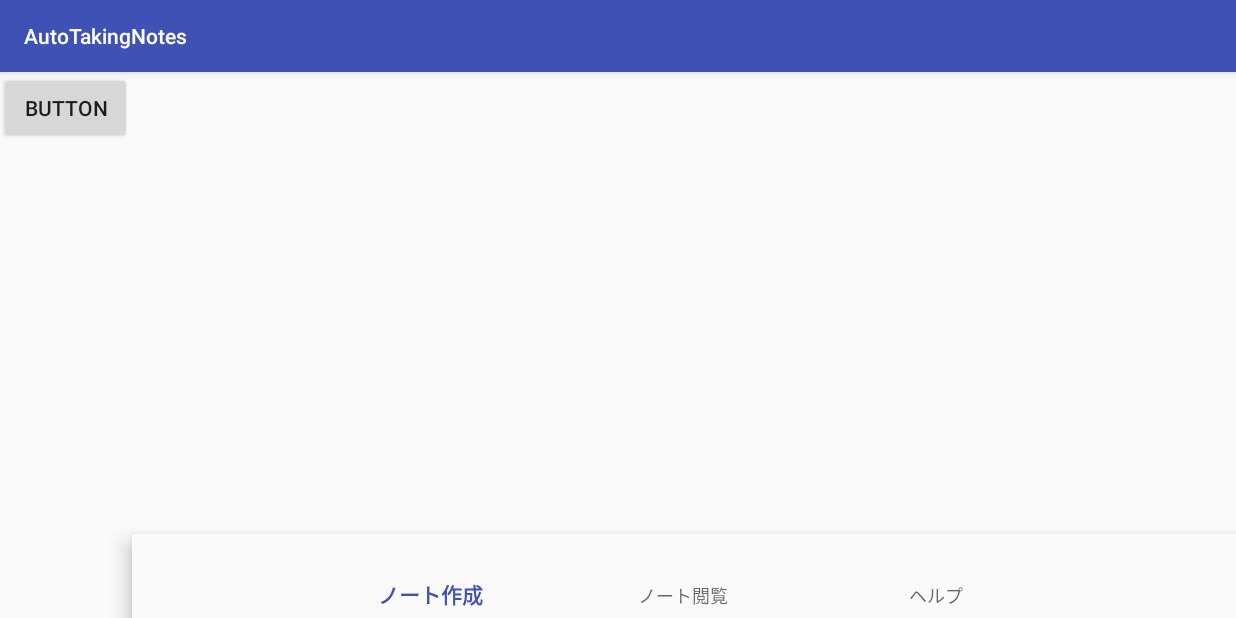
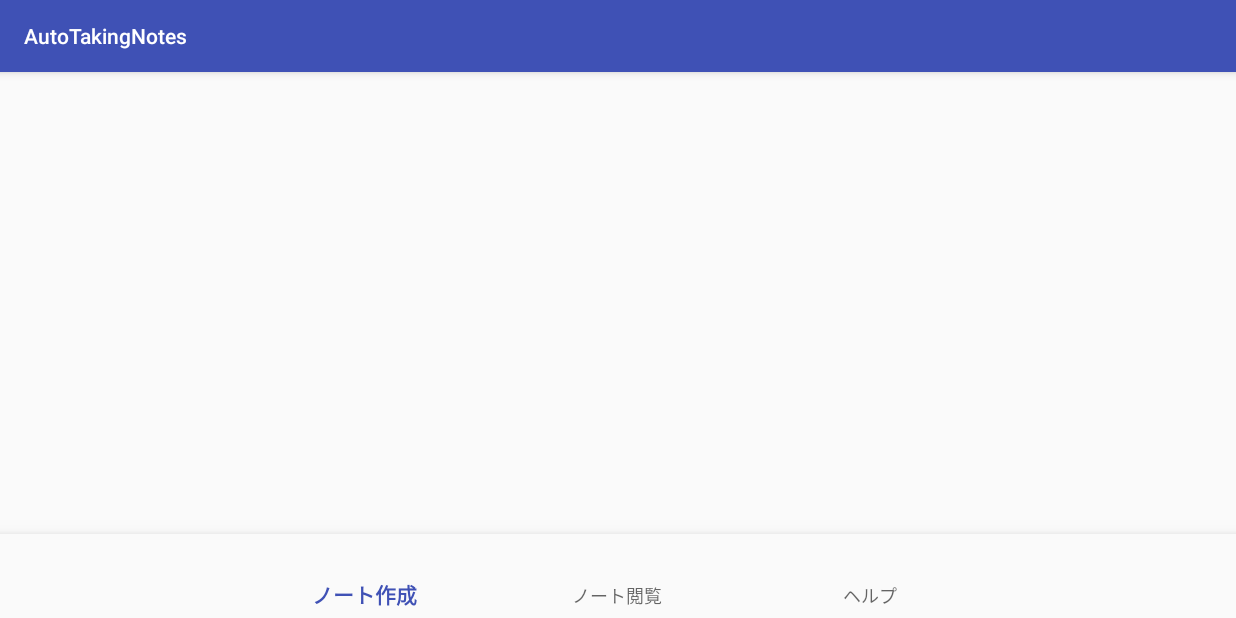
Before and after one commit to kazuma-wada/AutoTakingNotes, an Android app: the screen it shows after launch (MainActivity), on a phone screen of 824 x 412 dp (held sideways). Run offline under Robolectric (Android 15) with nearby library versions, the phone set to English and light mode, and no system bars; libraries missing offline, so code that uses them is left out: com.microsoft.cognitiveservices.

Commit message:
ボタンの削除

```diff
--- a/app/src/main/java/com/example/internship/autotakingnotes/MainActivity.java
+++ b/app/src/main/java/com/example/internship/autotakingnotes/MainActivity.java
@@ -13,7 +13,7 @@ import android.support.design.widget.BottomNavigationView;
 
 import com.microsoft.cognitiveservices.speechrecognition.RecognitionResult;
 
-public class MainActivity extends AppCompatActivity implements  View.OnClickListener {
+public class MainActivity extends AppCompatActivity {
 
 
     public static final String TAG = "mainActivity";
@@ -31,8 +31,6 @@ public class MainActivity extends AppCompatActivity implements  View.OnClickList
                     return true;
                 case R.id.navigation_dashboard:
                     Log.d(TAG, "呼ばれました:2");
-
-                    //
                     //Intent intent = new Intent(MainActivity.this,CreateActivity.class);
                     //startActivity(intent);
                     return true;
@@ -47,8 +45,6 @@ public class MainActivity extends AppCompatActivity implements  View.OnClickList
 
     };
 
-
-
     @Override
     protected void onCreate(Bundle savedInstanceState) {
         super.onCreate(savedInstanceState);
@@ -56,16 +52,5 @@ public class MainActivity extends AppCompatActivity implements  View.OnClickList
 
         BottomNavigationView navigation = (BottomNavigationView)findViewById(R.id.navigation);
         navigation.setOnNavigationItemSelectedListener(mOnNavigationItemSelectedListener);
-        Button button = (Button) findViewById(R.id.button);
-        button.setOnClickListener(this);
     }
-
-    @Override
-    public void onClick(View view) {
-
-    }
-
-
-
-
 }
--- a/app/src/main/res/layout/activity_main.xml
+++ b/app/src/main/res/layout/activity_main.xml
@@ -7,14 +7,6 @@
     android:layout_width="match_parent"
     android:layout_height="match_parent"
     tools:context="com.example.internship.autotakingnotes.MainActivity">
-
-    <Button
-        android:id="@+id/button"
-        android:layout_width="wrap_content"
-        android:layout_height="wrap_content"
-        android:text="Button"
-        tools:layout_editor_absoluteX="10dp"
-        tools:layout_editor_absoluteY="10dp" />
 
     <android.support.design.widget.BottomNavigationView
         android:id="@+id/navigation"
```
